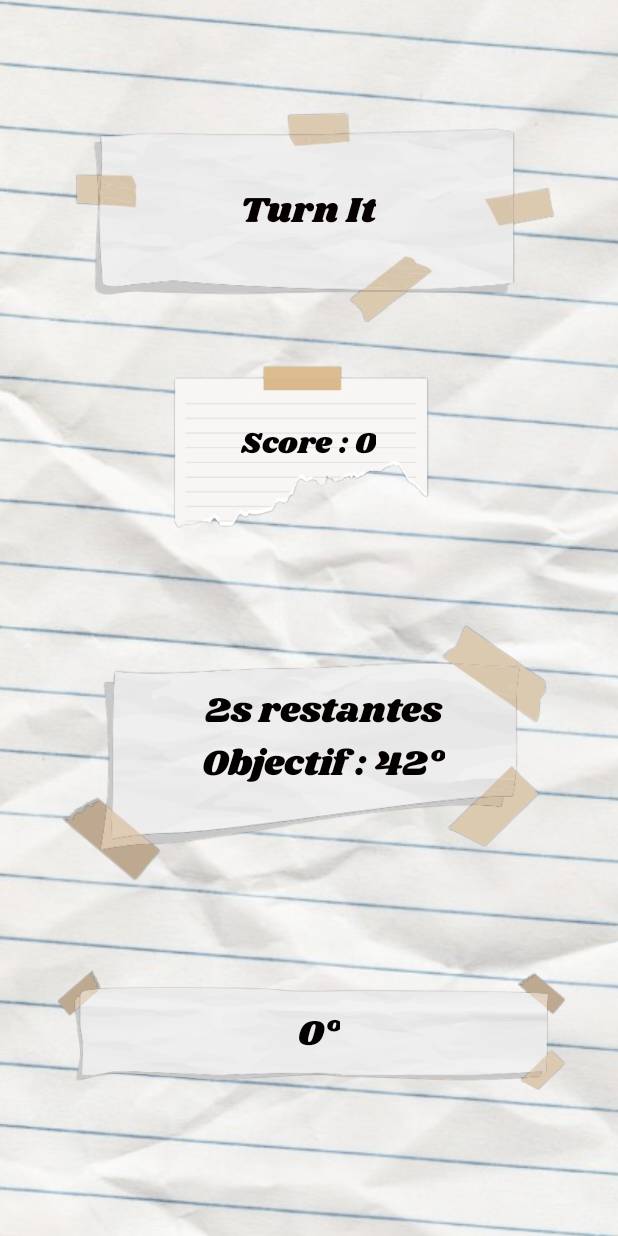
After one commit to MasterPNJ/MiniPaper, an Android app built with Jetpack Compose: the KeepItStudyActivity screen opened directly, with no data from a screen before it, on a phone screen of 412 x 824 dp. The commit adds this screen. Run offline under Robolectric (Android 15) with nearby library versions, the phone set to English and light mode, and no system bars.

Commit message:
Add : keepitsteady game
Add : keepitsteady game

```diff
--- /dev/null
+++ b/app/src/main/java/com/example/minipaper/KeepItStudyActivity.kt
@@ -0,0 +1,184 @@
+package com.example.minipaper
+
+import android.content.Context
+import android.hardware.Sensor
+import android.hardware.SensorEvent
+import android.hardware.SensorEventListener
+import android.hardware.SensorManager
+import android.os.*
+import android.widget.TextView
+import android.widget.Toast
+import androidx.appcompat.app.AppCompatActivity
+import kotlin.math.abs
+import kotlin.math.sqrt
+import kotlin.random.Random
+
+class KeepItStudyActivity : AppCompatActivity(), SensorEventListener {
+
+    // Capteurs
+    private lateinit var sensorManager: SensorManager
+    private var rotationSensor: Sensor? = null
+
+    // Vues
+    private lateinit var scoreText: TextView      // R.id.textView30
+    private lateinit var angleText: TextView      // R.id.textView32
+    private lateinit var messageText: TextView    // R.id.textView33
+
+    // Référence d’orientation
+    private var referencePitch = 0f
+    private var referenceRoll  = 0f
+    private var referenceSet   = false
+
+    // Gestion des rondes
+    private var round = 1
+    private val totalRounds = 3
+    private var score = 0
+
+    // Angle cible de la ronde courante
+    private var currentTargetAngle = 0f
+
+    // Timer de la ronde (3s)
+    private var roundTimer: CountDownTimer? = null
+    private val roundDuration = 3_000L
+
+    // Vibreur
+    @Suppress("DEPRECATION")
+    private val vibrator by lazy {
+        if (Build.VERSION.SDK_INT >= Build.VERSION_CODES.S) {
+            val mgr = getSystemService(Context.VIBRATOR_MANAGER_SERVICE) as VibratorManager
+            mgr.defaultVibrator
+        } else {
+            getSystemService(Context.VIBRATOR_SERVICE) as Vibrator
+        }
+    }
+
+    override fun onCreate(savedInstanceState: Bundle?) {
+        super.onCreate(savedInstanceState)
+        setContentView(R.layout.activity_keepitsteady)
+
+        // Lier les vues
+        scoreText   = findViewById(R.id.textView30)
+        angleText   = findViewById(R.id.textView32)
+        messageText = findViewById(R.id.textView33)
+
+        // Initialisation capteurs
+        sensorManager = getSystemService(Context.SENSOR_SERVICE) as SensorManager
+        rotationSensor = sensorManager.getDefaultSensor(Sensor.TYPE_ROTATION_VECTOR)
+
+        // Affichages de départ
+        scoreText.text   = "Score : 0"
+        angleText.text   = "0°"
+        messageText.text = "Objectif: —°"
+
+        // On lance la première ronde
+        startNextRound()
+    }
+
+    override fun onResume() {
+        super.onResume()
+        rotationSensor?.let {
+            sensorManager.registerListener(this, it, SensorManager.SENSOR_DELAY_UI)
+        }
+    }
+
+    override fun onPause() {
+        super.onPause()
+        sensorManager.unregisterListener(this)
+        roundTimer?.cancel()
+    }
+
+    override fun onDestroy() {
+        super.onDestroy()
+        roundTimer?.cancel()
+        sensorManager.unregisterListener(this)
+    }
+
+    private fun startNextRound() {
+        if (round > totalRounds) {
+            // Toutes les rondes réussies
+            Toast.makeText(this,
+                "Bravo ! Vous avez réussi $totalRounds objectifs !", Toast.LENGTH_LONG
+            ).show()
+            setResult(RESULT_OK)
+            finish()
+            return
+        }
+
+        // On réinitialise la référence d’orientation
+        referenceSet = false
+
+        // Choix du nouvel angle cible (20° à 45°)
+        currentTargetAngle = Random.nextInt(20, 46).toFloat()
+        // Affiche uniquement l'objectif
+        messageText.text = "Objectif : ${currentTargetAngle.toInt()}°"
+
+        // Démarre le timer de 3 s
+        roundTimer?.cancel()
+        roundTimer = object : CountDownTimer(roundDuration, 500) {
+            override fun onTick(millisUntilFinished: Long) {
+                // Affiche le temps restant ET l’objectif
+                val sec = (millisUntilFinished / 1000).toInt() + 1
+                messageText.text = "${sec}s restantes\nObjectif : ${currentTargetAngle.toInt()}°"
+                // Vibration discrète
+                if (Build.VERSION.SDK_INT >= Build.VERSION_CODES.O) {
+                    vibrator.vibrate(
+                        VibrationEffect.createOneShot(100, VibrationEffect.DEFAULT_AMPLITUDE)
+                    )
+                } else {
+                    vibrator.vibrate(100)
+                }
+            }
+            override fun onFinish() {
+                // Échec
+                Toast.makeText(this@KeepItStudyActivity,
+                    "Temps écoulé !", Toast.LENGTH_SHORT
+                ).show()
+                setResult(RESULT_CANCELED)
+                finish()
+            }
+        }.start()
+    }
+
+    override fun onSensorChanged(event: SensorEvent) {
+        if (event.sensor.type != Sensor.TYPE_ROTATION_VECTOR) return
+
+        // Orientation
+        val rotMat = FloatArray(9)
+        SensorManager.getRotationMatrixFromVector(rotMat, event.values)
+        val orient = FloatArray(3)
+        SensorManager.getOrientation(rotMat, orient)
+
+        val pitch = Math.toDegrees(orient[1].toDouble()).toFloat()
+        val roll  = Math.toDegrees(orient[2].toDouble()).toFloat()
+
+        // Fixer la référence
+        if (!referenceSet) {
+            referencePitch = pitch
+            referenceRoll  = roll
+            referenceSet   = true
+        }
+
+        // Calcul delta
+        val dPitch = abs(pitch - referencePitch)
+        val dRoll  = abs(roll  - referenceRoll)
+        val delta  = sqrt(dPitch*dPitch + dRoll*dRoll)
+
+        angleText.text = "${delta.toInt()}°"
+
+        // Succès si on atteint l’objectif
+        if (delta >= currentTargetAngle) {
+            roundTimer?.cancel()
+            score += 10
+            scoreText.text = "Score : $score"
+            Toast.makeText(this,
+                "Objectif atteint ! +10 pts", Toast.LENGTH_SHORT
+            ).show()
+            round++
+            startNextRound()
+        }
+    }
+
+    override fun onAccuracyChanged(sensor: Sensor?, accuracy: Int) {
+        // non utilisé
+    }
+}
--- a/app/src/main/java/com/example/minipaper/SoloGameControllerActivity.kt
+++ b/app/src/main/java/com/example/minipaper/SoloGameControllerActivity.kt
@@ -11,7 +11,8 @@ class SoloGameControllerActivity : AppCompatActivity() {
         RandomtapActivity::class.java,
         ShakeItUpActivity::class.java,
         VolumeMasterActivity::class.java,
-        FlappyPapierActivity::class.java
+        FlappyPapierActivity::class.java,
+        KeepItStudyActivity::class.java
     )
 
     // Pour éviter de jouer deux fois de suite le même jeu
--- a/app/src/main/java/com/example/minipaper/StatisticsActivity.kt
+++ b/app/src/main/java/com/example/minipaper/StatisticsActivity.kt
@@ -18,6 +18,7 @@ class StatisticsActivity : AppCompatActivity() {
     private lateinit var bestShakeItUpTextView: TextView
     private lateinit var bestVolumeMasterTextView: TextView
     private lateinit var bestFlappyPapierTextView: TextView
+    private lateinit var bestKeepItStudyTextView: TextView
 
     private lateinit var soundHelper: SoundHelper
 
@@ -31,6 +32,7 @@ class StatisticsActivity : AppCompatActivity() {
         bestShakeItUpTextView = findViewById(R.id.BestShakeItUp)
         bestVolumeMasterTextView = findViewById(R.id.textView31)
         bestFlappyPapierTextView = findViewById(R.id.FlappyScore)
+        bestKeepItStudyTextView = findViewById(R.id.textView34)
 
         soundHelper = SoundHelper(this)
 
@@ -73,12 +75,14 @@ class StatisticsActivity : AppCompatActivity() {
                     bestShakeItUpTextView.text = "Best score ShakeItUp : ${player.shakeItUp_bestScore}"
                     bestVolumeMasterTextView.text = "Best score VolumeMaster : ${player.volumeMaster_bestScore}"
                     bestFlappyPapierTextView.text = "Best score FlappyPaper : ${player.flappyPaper_bestScore}"
+                    bestKeepItStudyTextView.text = "Best score KeepItStudy : ${player.keepItSteady_bestScore}"
                 } else {
                     bestScoreTextView.text = "Aucune statistique disponible"
                     bestRandomTapTextView.text = ""
                     bestShakeItUpTextView.text = ""
                     bestVolumeMasterTextView.text = ""
                     bestFlappyPapierTextView.text = ""
+                    bestKeepItStudyTextView.text = ""
                 }
             }
 
--- /dev/null
+++ b/app/src/main/res/layout/activity_keepitsteady.xml
@@ -0,0 +1,124 @@
+<?xml version="1.0" encoding="utf-8"?>
+<androidx.constraintlayout.widget.ConstraintLayout xmlns:android="http://schemas.android.com/apk/res/android"
+    xmlns:app="http://schemas.android.com/apk/res-auto"
+    xmlns:tools="http://schemas.android.com/tools"
+    android:layout_width="match_parent"
+    android:layout_height="match_parent">
+
+    <ImageView
+        android:id="@+id/backgroundImage12"
+        android:layout_width="2000dp"
+        android:layout_height="match_parent"
+        android:adjustViewBounds="true"
+        android:scaleType="centerCrop"
+        android:src="@drawable/fondhd"
+        app:layout_constraintBottom_toBottomOf="parent"
+        app:layout_constraintEnd_toEndOf="parent"
+        app:layout_constraintStart_toStartOf="parent"
+        app:layout_constraintTop_toTopOf="parent"
+        app:layout_constraintVertical_bias="1.0" />
+
+    <ImageView
+        android:id="@+id/imageView38"
+        android:layout_width="368dp"
+        android:layout_height="282dp"
+        app:layout_constraintBottom_toBottomOf="@+id/backgroundImage12"
+        app:layout_constraintEnd_toEndOf="parent"
+        app:layout_constraintHorizontal_bias="0.488"
+        app:layout_constraintStart_toStartOf="parent"
+        app:layout_constraintTop_toTopOf="@+id/backgroundImage12"
+        app:layout_constraintVertical_bias="0.0"
+        app:srcCompat="@drawable/paper_6" />
+
+    <TextView
+        android:id="@+id/textView29"
+        android:layout_width="wrap_content"
+        android:layout_height="wrap_content"
+        android:fontFamily="@font/shrikhand"
+        android:text="Turn It"
+        android:textColor="#070000"
+        android:textSize="24sp"
+        app:layout_constraintBottom_toBottomOf="@+id/imageView38"
+        app:layout_constraintEnd_toEndOf="@+id/imageView38"
+        app:layout_constraintStart_toStartOf="@+id/imageView38"
+        app:layout_constraintTop_toTopOf="@+id/backgroundImage12" />
+
+    <ImageView
+        android:id="@+id/imageView40"
+        android:layout_width="237dp"
+        android:layout_height="151dp"
+        app:layout_constraintBottom_toBottomOf="@+id/backgroundImage12"
+        app:layout_constraintEnd_toEndOf="parent"
+        app:layout_constraintHorizontal_bias="0.497"
+        app:layout_constraintStart_toStartOf="parent"
+        app:layout_constraintTop_toBottomOf="@+id/textView29"
+        app:layout_constraintVertical_bias="0.119"
+        app:srcCompat="@drawable/paper_7" />
+
+    <TextView
+        android:id="@+id/textView30"
+        android:layout_width="wrap_content"
+        android:layout_height="wrap_content"
+        android:fontFamily="@font/shrikhand"
+        android:text="Score : 0"
+        android:textColor="#020000"
+        android:textSize="20sp"
+        app:layout_constraintBottom_toBottomOf="@+id/imageView40"
+        app:layout_constraintEnd_toEndOf="@+id/imageView40"
+        app:layout_constraintStart_toStartOf="@+id/imageView40"
+        app:layout_constraintTop_toTopOf="@+id/imageView40" />
+
+    <ImageView
+        android:id="@+id/imageView41"
+        android:layout_width="345dp"
+        android:layout_height="233dp"
+        app:layout_constraintBottom_toBottomOf="parent"
+        app:layout_constraintEnd_toEndOf="parent"
+        app:layout_constraintStart_toStartOf="parent"
+        app:layout_constraintTop_toBottomOf="@+id/imageView40"
+        app:layout_constraintVertical_bias="0.0"
+        app:srcCompat="@drawable/paper_1" />
+
+    <ImageView
+        android:id="@+id/imageView42"
+        android:layout_width="375dp"
+        android:layout_height="169dp"
+        app:layout_constraintBottom_toBottomOf="parent"
+        app:layout_constraintEnd_toEndOf="parent"
+        app:layout_constraintHorizontal_bias="0.666"
+        app:layout_constraintStart_toStartOf="parent"
+        app:layout_constraintTop_toBottomOf="@+id/imageView41"
+        app:layout_constraintVertical_bias="0.0"
+        app:srcCompat="@drawable/paper_4" />
+
+    <TextView
+        android:id="@+id/textView32"
+        android:layout_width="wrap_content"
+        android:layout_height="wrap_content"
+        android:fontFamily="@font/shrikhand"
+        android:text="0°"
+        android:textColor="#020000"
+        android:textSize="24sp"
+        app:layout_constraintBottom_toBottomOf="@+id/imageView42"
+        app:layout_constraintEnd_toEndOf="@+id/imageView42"
+        app:layout_constraintStart_toStartOf="@+id/imageView42"
+        app:layout_constraintTop_toBottomOf="@+id/imageView41" />
+
+    <TextView
+        android:id="@+id/textView33"
+        android:layout_width="wrap_content"
+        android:layout_height="wrap_content"
+        android:fontFamily="@font/shrikhand"
+        android:text="Objectif : 0°"
+        android:textColor="#050000"
+        android:textSize="24sp"
+        android:gravity="center"
+        android:maxLines="2"
+        app:layout_constraintBottom_toBottomOf="@+id/imageView41"
+        app:layout_constraintEnd_toEndOf="@+id/imageView41"
+        app:layout_constraintHorizontal_bias="0.554"
+        app:layout_constraintStart_toStartOf="@+id/imageView41"
+        app:layout_constraintTop_toBottomOf="@+id/imageView40"
+        app:layout_constraintVertical_bias="0.525" />
+
+</androidx.constraintlayout.widget.ConstraintLayout>
```
Also changed, not shown: app/src/main/AndroidManifest.xml (+8 -0 lines), app/src/main/java/com/example/minipaper/PlayerStatsHelper.kt (+6 -2 lines), app/src/main/res/layout/activity_stats.xml (+16 -1 lines).
